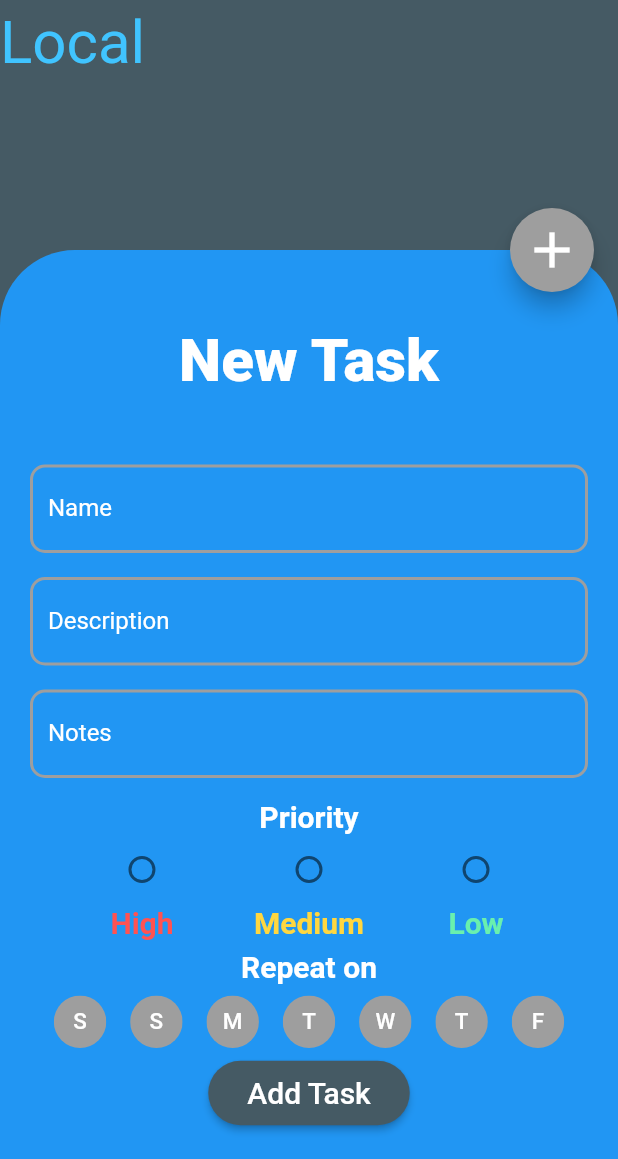
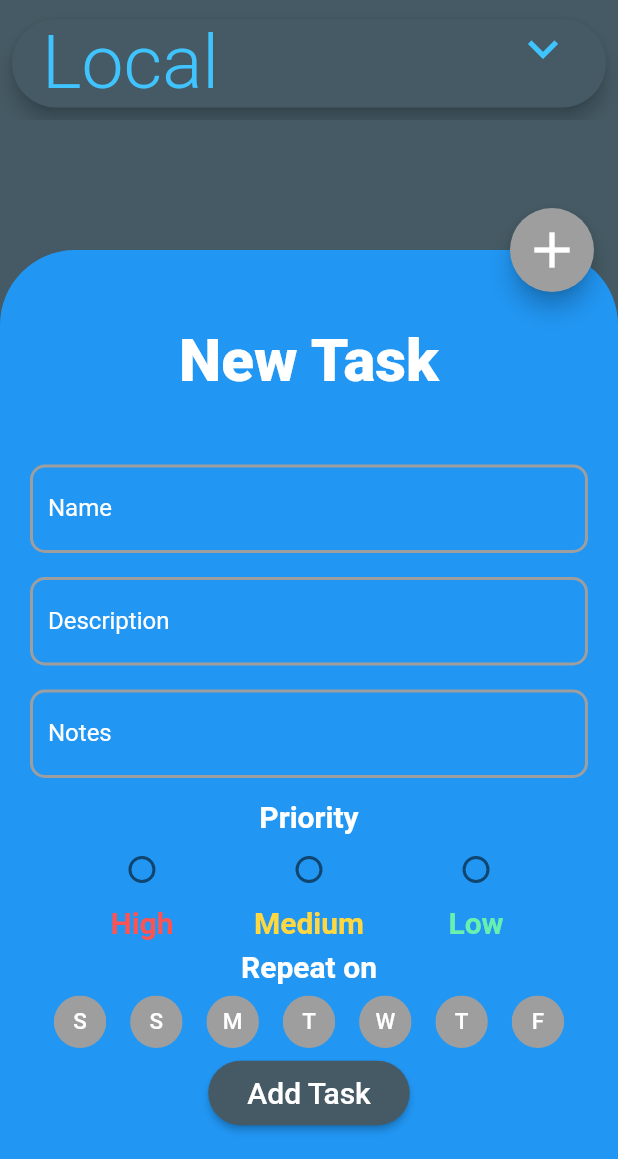
Before and after one commit to hashem78/Taskist, a Flutter app: the screen it shows after launch, after a tap on the "add" icon, after a tap on "Add Task", on a phone screen of 412 x 824 dp, the part 77-1236 px from its top. Run offline on Flutter 3.47's test engine with Material 2 defaults, Android fonts, the phone set to English and light mode, and no system bars; our stand-ins replace cloud_firestore, firebase_core, flutter_local_notifications; accounts and stored records are empty; statements that could not run were skipped.

Commit message:
Fix bugs and ui changes

```diff
--- a/lib/components/add_task_fab.dart
+++ b/lib/components/add_task_fab.dart
@@ -28,6 +28,7 @@ class AddTaskFAB extends StatelessWidget {
             .closed
             .whenComplete(
           () {
+            //Provider.of<TaskListModel>(context, listen: false).rebuild();
             Provider.of<DayButtonsModel>(context, listen: false).clear();
             kfieldList.forEach(
               (element) {
--- a/lib/main.dart
+++ b/lib/main.dart
@@ -1,3 +1,5 @@
+import 'dart:math';
+
 import 'package:Taskist/constants.dart';
 import 'package:Taskist/models/daybuttons_model.dart';
 import 'package:Taskist/models/radiopriority_model.dart';
@@ -12,6 +14,8 @@ import 'package:firebase_core/firebase_core.dart';
 import 'package:flutter/material.dart';
 import 'package:flutter/services.dart';
 import 'package:provider/provider.dart';
+
+import 'components/animated_widget_block.dart';
 
 void main() async {
   WidgetsFlutterBinding.ensureInitialized();
@@ -76,11 +80,9 @@ class MainScreen extends StatelessWidget {
             onSelected: (selected) {
               switch (selected) {
                 case 0:
-                  Navigator.push(
-                    context,
-                    MaterialPageRoute(
-                      builder: (_) => SortedTasksScreen(),
-                    ),
+                  context.read<TaskListModel>().rebuild();
+                  Navigator.pushNamed(context, ksortedTasksScreen).whenComplete(
+                    () => context.read<TaskListModel>().rebuild(),
                   );
                   break;
               }
@@ -114,35 +116,26 @@ class MainScreen extends StatelessWidget {
 class LocalTaskList extends StatelessWidget {
   @override
   Widget build(BuildContext context) {
-    return Column(
-      crossAxisAlignment: CrossAxisAlignment.start,
-      children: [
-        Text(
-          "Local",
-          style: TextStyle(color: Colors.lightBlueAccent, fontSize: 40),
-        ),
-        Consumer<TaskListModel>(
-          builder: (_, taskList, __) {
-            return ListView.builder(
-              physics: NeverScrollableScrollPhysics(),
-              shrinkWrap: true,
-              itemCount: taskList.tasks.length,
-              itemBuilder: (___, index) {
-                var model = taskList.tasks.values.toList()[index];
-                return Dismissible(
-                  onDismissed: (_) =>
-                      taskList.removeTask(model.taskId, notify: false),
-                  key: UniqueKey(),
-                  child: AnimatedTaskTile(
-                    model: model,
-                    animationDuration: Duration(milliseconds: 200),
-                  ),
-                );
-              },
+    var _taskList = Provider.of<TaskListModel>(context).tasks;
+    var _dataList = _taskList.values
+        .map(
+          (e) => AnimatedTaskTile(
+            model: e,
+            animationDuration: Duration(
+              milliseconds: 200 + 100 * Random().nextInt(10),
+            ),
+          ),
+        )
+        .toList();
+    return AnimatedWidgetBlock(
+      title: "Local",
+      children: _dataList,
+      onChildDismissed: (context, child) {
+        context.read<TaskListModel>().removeTask(
+              child.model.taskId,
+              notify: false,
             );
-          },
-        ),
-      ],
+      },
     );
   }
 }
@@ -154,7 +147,6 @@ class TaskStreamBuilder extends StatelessWidget {
 
   @override
   Widget build(BuildContext context) {
-    print("here");
     var taskList = Provider.of<TaskListModel>(context);
     return StreamBuilder<QuerySnapshot>(
       stream: FirebaseFirestore.instance.collection('tasks').snapshots(),
@@ -174,23 +166,22 @@ class TaskStreamBuilder extends StatelessWidget {
               Divider(
                 thickness: 1,
               ),
-              Text(
-                "Online",
-                style: TextStyle(
-                  fontSize: 40,
-                  color: Colors.lightBlueAccent,
-                ),
-              ),
-              ListView.builder(
-                physics: NeverScrollableScrollPhysics(),
-                shrinkWrap: true,
-                itemCount: actualList.length,
-                itemBuilder: (_, index) {
-                  return AnimatedTaskTile(
-                    model: actualList[index],
-                    animationDuration: Duration(milliseconds: 200),
-                  );
-                },
+              AnimatedWidgetBlock(
+                title: "Online",
+                onChildDismissed: (context, child) => FirebaseFirestore.instance
+                    .collection('tasks')
+                    .doc(child.model.taskId)
+                    .delete(),
+                children: actualList
+                    .map(
+                      (e) => AnimatedTaskTile(
+                        model: e,
+                        animationDuration: Duration(
+                          milliseconds: 200,
+                        ),
+                      ),
+                    )
+                    .toList(),
               ),
               Center(
                 child: SyncTasksButton(
--- a/lib/models/tasklist_model.dart
+++ b/lib/models/tasklist_model.dart
@@ -73,17 +73,16 @@ class TaskListModel extends ChangeNotifier {
     await store.writeAsString(encoded, mode: FileMode.write);
   }
 
-  void addTask(TaskModel newTask) {
-    FirebaseFirestore.instance
-        .collection('tasks')
-        .doc(newTask.taskId)
-        .set(newTask.toJson());
-
+  void addTask(TaskModel newTask, {bool notify = false}) {
     if (!tasks.containsKey(newTask.taskId)) {
       tasks[newTask.taskId] = newTask;
       saveTasks();
-      //notifyListeners();
+      if (notify) notifyListeners();
     }
+  }
+
+  void rebuild() {
+    notifyListeners();
   }
 
   bool contains(String id) {
@@ -91,7 +90,7 @@ class TaskListModel extends ChangeNotifier {
     return false;
   }
 
-  void removeTask(String id, {bool notify = true}) {
+  void removeTask(String id, {bool notify = false}) {
     tasks.remove(id);
     FirebaseFirestore.instance.collection('tasks').doc(id).delete();
     if (notify) notifyListeners();
--- a/lib/screens/addtask_screen.dart
+++ b/lib/screens/addtask_screen.dart
@@ -105,6 +105,7 @@ class AddTaskScreen extends StatelessWidget {
             repeats: [...context.read<DayButtonsModel>().repeates],
             taskId: UniqueKey().toString().replaceAll(RegExp(r'(\[|\]|#)'), ''),
           ),
+          notify: false,
         );
   }
 }
```
Also changed, not shown: lib/screens/sorted_tasks_screen.dart (+7 -13 lines).
